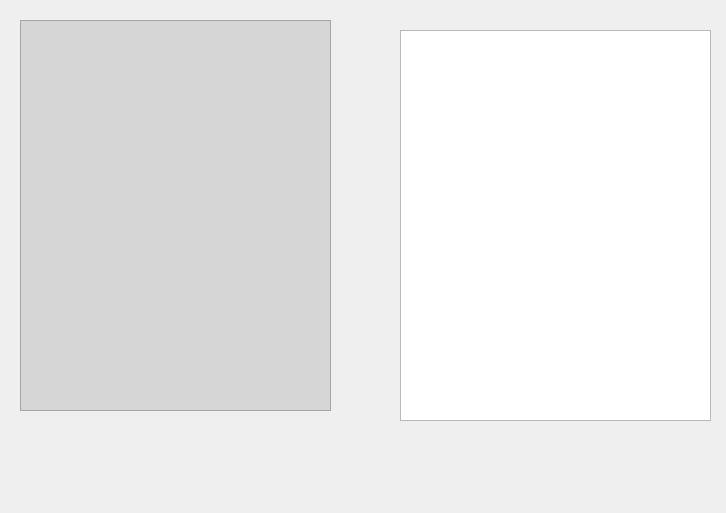
Old version of the form Proyecto Final/Core/MainInterface.ui in the repository flynn1411/AED-0800-ProyectoNo.1.
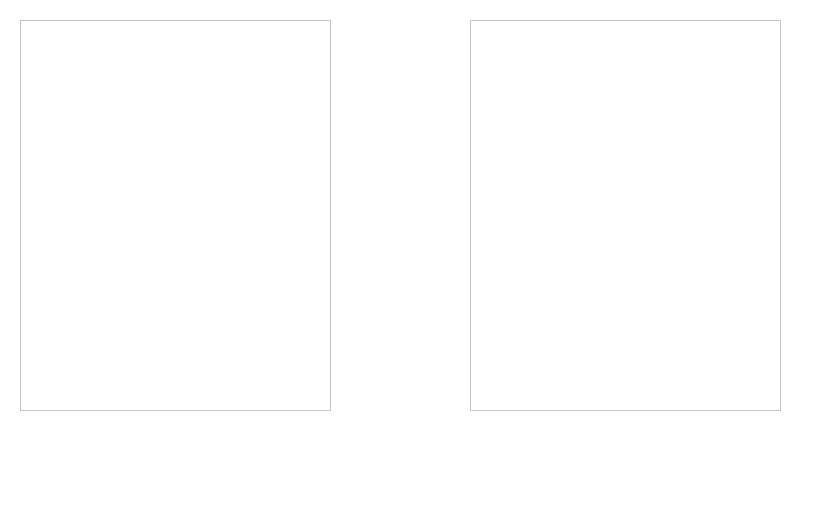
New version of the form. Icons and pictures are not drawn.

What changed in the file:
```diff
--- a/Proyecto Final/Core/MainInterface.ui
+++ b/Proyecto Final/Core/MainInterface.ui
@@ -9,15 +9,15 @@
    <rect>
     <x>0</x>
     <y>0</y>
-    <width>726</width>
-    <height>513</height>
+    <width>813</width>
+    <height>508</height>
    </rect>
   </property>
   <property name="windowTitle">
    <string>Dialog</string>
   </property>
   <property name="styleSheet">
-   <string notr="true"/>
+   <string notr="true">background-color: rgb(255, 255, 255);</string>
   </property>
   <widget class="QListWidget" name="ViewTreeA">
    <property name="geometry">
@@ -29,14 +29,17 @@
     </rect>
    </property>
    <property name="styleSheet">
-    <string notr="true">background-color: rgb(214, 214, 214);</string>
+    <string notr="true"/>
+   </property>
+   <property name="selectionMode">
+    <enum>QAbstractItemView::ExtendedSelection</enum>
    </property>
   </widget>
   <widget class="QListWidget" name="ViewTreeB">
    <property name="geometry">
     <rect>
-     <x>400</x>
-     <y>30</y>
+     <x>470</x>
+     <y>20</y>
      <width>311</width>
      <height>391</height>
     </rect>
@@ -123,7 +126,7 @@
   <widget class="QPushButton" name="AddFolderB">
    <property name="geometry">
     <rect>
-     <x>400</x>
+     <x>470</x>
      <y>430</y>
      <width>91</width>
      <height>71</height>
@@ -149,7 +152,7 @@
   <widget class="QPushButton" name="AddFileB">
    <property name="geometry">
     <rect>
-     <x>520</x>
+     <x>600</x>
      <y>430</y>
      <width>81</width>
      <height>71</height>
@@ -175,7 +178,7 @@
   <widget class="QPushButton" name="DeletB">
    <property name="geometry">
     <rect>
-     <x>630</x>
+     <x>700</x>
      <y>430</y>
      <width>81</width>
      <height>71</height>
@@ -201,10 +204,10 @@
   <widget class="QPushButton" name="CopytoB">
    <property name="geometry">
     <rect>
-     <x>340</x>
-     <y>160</y>
-     <width>51</width>
-     <height>51</height>
+     <x>370</x>
+     <y>150</y>
+     <width>71</width>
+     <height>81</height>
     </rect>
    </property>
    <property name="text">
@@ -217,7 +220,7 @@
    <property name="iconSize">
     <size>
      <width>69</width>
-     <height>35</height>
+     <height>69</height>
     </size>
    </property>
    <property name="flat">
@@ -227,10 +230,10 @@
   <widget class="QPushButton" name="CopyToA">
    <property name="geometry">
     <rect>
-     <x>340</x>
+     <x>360</x>
      <y>230</y>
-     <width>51</width>
-     <height>51</height>
+     <width>81</width>
+     <height>61</height>
     </rect>
    </property>
    <property name="text">
@@ -243,7 +246,7 @@
    <property name="iconSize">
     <size>
      <width>69</width>
-     <height>35</height>
+     <height>69</height>
     </size>
    </property>
    <property name="default">
```
Left out of the diff: 35 changed lines with no effect on the pictures.
